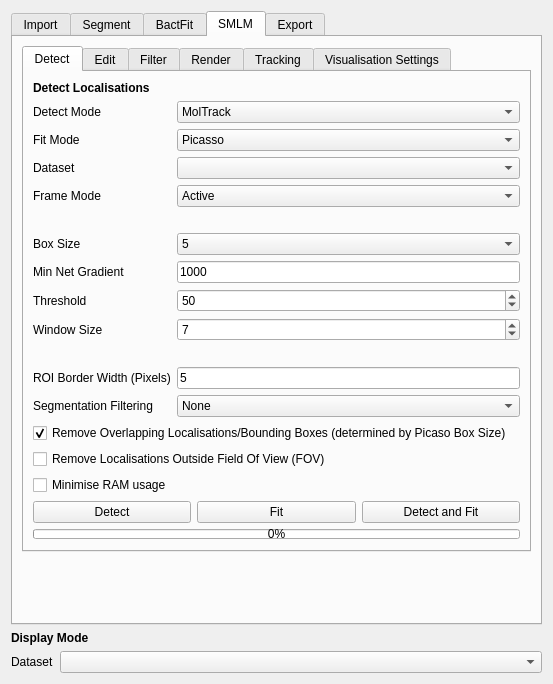
Qt form src/moltrack/GUI/widget_ui.ui (piedrro/napari-moltrack) before a commit.
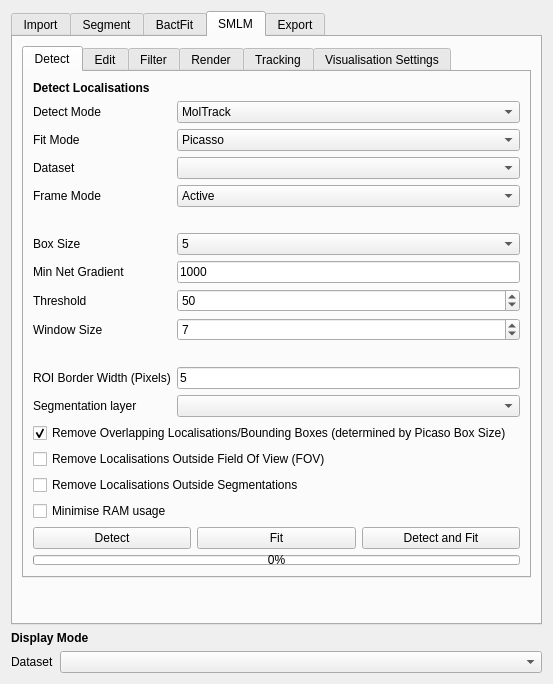
The same form after that commit. The open tabs and pages were chosen to show the change.

The edit to the form file:
```diff
--- a/src/moltrack/GUI/widget_ui.ui
+++ b/src/moltrack/GUI/widget_ui.ui
@@ -1398,18 +1398,12 @@
              <item row="11" column="0">
               <widget class="QLabel" name="label_30">
                <property name="text">
-                <string>Segmentation Filtering</string>
+                <string>Segmentation layer</string>
                </property>
               </widget>
              </item>
              <item row="11" column="1">
-              <widget class="QComboBox" name="picasso_segmentation_filter">
-               <item>
-                <property name="text">
-                 <string>None</string>
-                </property>
-               </item>
-              </widget>
+              <widget class="QComboBox" name="picasso_segmentation_layer"/>
              </item>
             </layout>
            </item>
@@ -1430,6 +1424,13 @@
              </property>
             </widget>
            </item>
+           <item>
+            <widget class="QCheckBox" name="picasso_segmentation_filter">
+             <property name="text">
+              <string>Remove Localisations Outside Segmentations</string>
+             </property>
+            </widget>
+           </item>
            <item>
             <widget class="QCheckBox" name="picasso_minimise_ram">
              <property name="text">
```
